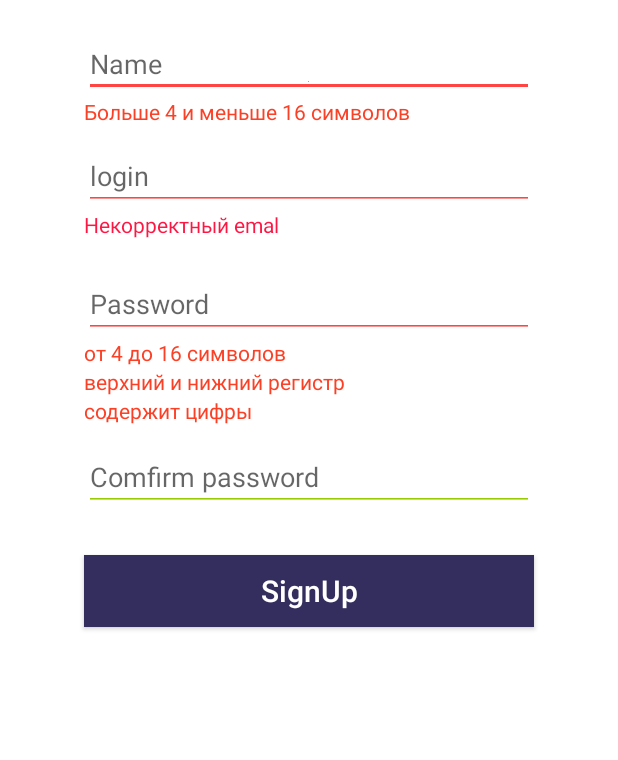
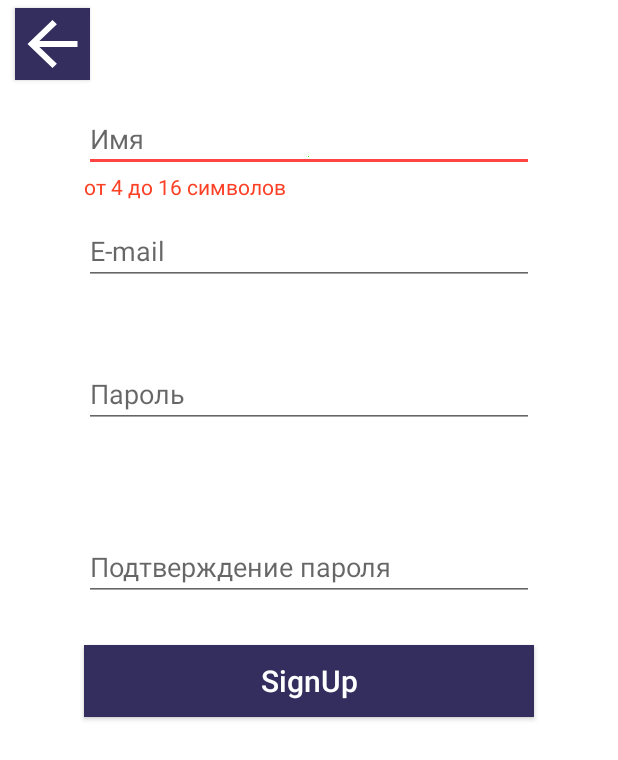
Before and after one commit to Iv4nKek/C4lculator, an Android app: the screen it shows after launch (MainActivity before the commit, SignUp after it), after a tap on "SignUp", on a phone screen of 412 x 824 dp. Shown: the top 760 px of the screen. Run offline under Robolectric (Android 15) with nearby library versions, the light colour scheme and no system bars; our stand-ins replace navigation-ui.

Commit message:
fixed uix

```diff
--- a/app/src/main/AndroidManifest.xml
+++ b/app/src/main/AndroidManifest.xml
@@ -19,6 +19,11 @@
                 <category android:name="android.intent.category.LAUNCHER" />
             </intent-filter>
         </activity>
+        <activity
+            android:name=".SignUp"
+            android:label="KEkw"
+            android:theme="@style/Theme.NavTest">
+        </activity>
 
 
     </application>
--- a/app/src/main/java/com/example/myapplication/MainActivity.java
+++ b/app/src/main/java/com/example/myapplication/MainActivity.java
@@ -57,14 +57,19 @@ public class MainActivity extends AppCompatActivity {
         getMenuInflater().inflate(R.menu.main, menu);
         return true;
     }
-    public void OpenSignUp()
+ /*   public void OpenSignUp()
     {
         Fragment newFragment = new SignUp();
         FragmentTransaction transaction = getSupportFragmentManager().beginTransaction();
         transaction.replace(R.id.nav_host_fragment, newFragment);
         transaction.commit();
+    }*/
+    public void OpenSignUpActivity()
+    {
+        Intent intent = new Intent(this,SignUp.class);
+        startActivity(intent);
     }
-    public void OpenAuth()
+    public void OpenAuth(View view)
     {
         Fragment newFragment = new Auth();
         FragmentTransaction transaction = getSupportFragmentManager().beginTransaction();
--- a/app/src/main/java/com/example/myapplication/SignUp.java
+++ b/app/src/main/java/com/example/myapplication/SignUp.java
@@ -29,7 +29,7 @@ import android.widget.Toast;
 import java.util.regex.Matcher;
 import java.util.regex.Pattern;
 
-public class SignUp extends Fragment implements View.OnClickListener {
+public class SignUp extends AppCompatActivity implements View.OnClickListener {
 
     private EditText nameEdit;
     private EditText loginEdit;
@@ -38,6 +38,7 @@ public class SignUp extends Fragment implements View.OnClickListener {
 
     private TextView nameReq;
     private TextView loginReq;
+    private TextView loginReq2;
     private TextView passwordReq1;
     private TextView passwordReq2;
     private TextView passwordReq3;
@@ -54,25 +55,28 @@ public class SignUp extends Fragment implements View.OnClickListener {
     private boolean confirmState;
     private String regex = "(?:[a-z0-9!#$%&'*+/=?^_`{|}~-]+(?:\\.[a-z0-9!#$%&'*+/=?^_`{|}~-]+)*|\"(?:[\\x01-\\x08\\x0b\\x0c\\x0e-\\x1f\\x21\\x23-\\x5b\\x5d-\\x7f]|\\\\[\\x01-\\x09\\x0b\\x0c\\x0e-\\x7f])*\")@(?:(?:[a-z0-9](?:[a-z0-9-]*[a-z0-9])?\\.)+[a-z0-9](?:[a-z0-9-]*[a-z0-9])?|\\[(?:(?:25[0-5]|2[0-4][0-9]|[01]?[0-9][0-9]?)\\.){3}(?:25[0-5]|2[0-4][0-9]|[01]?[0-9][0-9]?|[a-z0-9-]*[a-z0-9]:(?:[\\x01-\\x08\\x0b\\x0c\\x0e-\\x1f\\x21-\\x5a\\x53-\\x7f]|\\\\[\\x01-\\x09\\x0b\\x0c\\x0e-\\x7f])+)\\])";
 
-    private MainActivity _activity;
+    private SignUp _activity;
 
-    public View onCreateView(@NonNull LayoutInflater inflater,
-                             ViewGroup container, Bundle savedInstanceState) {
+    protected void onCreate(Bundle savedInstanceState) {
+        super.onCreate(savedInstanceState);
        // ((AppCompatActivity) getActivity()).getSupportActionBar().setDisplayHomeAsUpEnabled(true);
-        View root = inflater.inflate(R.layout.activity_sign_up, container, false);
-        _activity = (MainActivity)getActivity();
-        nameEdit = root.findViewById(R.id.name);
-        loginEdit = root.findViewById(R.id.login);
-        passwordEdit = root.findViewById(R.id.password);
-        confirmEdit = root.findViewById(R.id.confirm);
+        //View root = inflater.inflate(R.layout.activity_sign_up, container, false);
+        setContentView(R.layout.activity_sign_up);
+        _activity = this;
+        nameEdit = findViewById(R.id.name);
+        loginEdit = findViewById(R.id.login);
+        passwordEdit =findViewById(R.id.password);
+        confirmEdit = findViewById(R.id.confirm);
 
-        nameReq  =root.findViewById(R.id.nameReq1);
-        loginReq  =root.findViewById(R.id.mailReq1);
-        passwordReq1  =root.findViewById(R.id.passReq1);
-        passwordReq2  =root.findViewById(R.id.passReq2);
-        passwordReq3  =root.findViewById(R.id.passReq3);
-        confirmReq  =root.findViewById(R.id.confReq1);
-        root.findViewById(R.id.next).setOnClickListener(this);
+        nameReq  =findViewById(R.id.nameReq1);
+        loginReq  =findViewById(R.id.mailReq1);
+        loginReq2  =findViewById(R.id.mailReq2);
+        passwordReq1  =findViewById(R.id.passReq1);
+        passwordReq2  =findViewById(R.id.passReq2);
+        passwordReq3  =findViewById(R.id.passReq3);
+        confirmReq  =findViewById(R.id.confReq1);
+        findViewById(R.id.next).setOnClickListener(this);
+        findViewById(R.id.back).setOnClickListener(this);
         nameEdit.addTextChangedListener(new TextWatcher() {
             @Override
             public void beforeTextChanged(CharSequence s, int start, int count, int after) {
@@ -175,44 +179,63 @@ public class SignUp extends Fragment implements View.OnClickListener {
             CheckConfirm(confirmEdit.getText());
         });
 
-        return root;
+    }
+    private CharSequence processTextOverflow(EditText view, int max)
+    {
+        CharSequence s = view.getText();
+        if(s.length()>= max)
+        {
+            view.setText(s.subSequence(0,s.length()-1));
+            view.setSelection(s.length()-1);
+        }
+        return view.getText();
+
     }
     private void CheckName(CharSequence s)
     {
-        if(s.length()>16)
-        {
-            nameEdit.setText(s.subSequence(0,s.length()-1));
-        }
+        s =processTextOverflow(nameEdit,16);
         if(s.length()>4 && s.length()<17)
         {
             //nameReq.setTextColor(Color.parseColor(green));
-            nameEdit.setBackgroundTintList(getContext().getResources().getColorStateList(android.R.color.holo_green_light));
+            nameEdit.setBackgroundTintList(getResources().getColorStateList(android.R.color.holo_green_light));
             nameReq.setVisibility(View.INVISIBLE);
             nameState =true;
         }
         else
         {
-            nameEdit.setBackgroundTintList(getContext().getResources().getColorStateList(android.R.color.holo_red_light));
+            nameEdit.setBackgroundTintList(getResources().getColorStateList(android.R.color.holo_red_light));
             nameReq.setVisibility(View.VISIBLE);
             nameState = false;
             nameReq.setTextColor(Color.parseColor(red));
         }
     }
+    private boolean containsDomain(CharSequence s)
+    {
+        CharSequence domain = "@bsuir.by";
+        return s.toString().contains(domain);
+    }
     private void CheckEmail(CharSequence s)
     {
+        s =processTextOverflow(loginEdit,30);
         Pattern pattern = Pattern.compile(regex);
         Matcher matcher = pattern.matcher(s);
-        if(!matcher.find() || s.length() == 0)
+        boolean containsDomain = containsDomain(s);
+        updateTextColor(loginReq,matcher.find());
+        updateTextColor(loginReq2,containsDomain);
+        if(!matcher.find() || s.length() == 0 || !containsDomain)
         {
             loginReq.setVisibility(View.VISIBLE);
+            loginReq2.setVisibility(View.VISIBLE);
             loginState = false;
-            loginEdit.setBackgroundTintList(getContext().getResources().getColorStateList(android.R.color.holo_red_light));
+            loginEdit.setBackgroundTintList(getResources().getColorStateList(android.R.color.holo_red_light));
         }
         else
         {
-            loginEdit.setBackgroundTintList(getContext().getResources().getColorStateList(android.R.color.holo_green_light));
+            loginEdit.setBackgroundTintList(getResources().getColorStateList(android.R.color.holo_green_light));
             loginState = true;
             loginReq.setVisibility(View.INVISIBLE);
+            loginReq2.setVisibility(View.INVISIBLE);
+
         }
     }
     Toast toast;
@@ -222,10 +245,10 @@ public class SignUp extends Fragment implements View.OnClickListener {
             toast.cancel();
         }
         //создаём и отображаем текстовое уведомление
-        toast = Toast.makeText(getContext(),
+        toast = Toast.makeText(getApplicationContext(),
                 "Пора покормить кота!",
                 Toast.LENGTH_SHORT);
-        LayoutInflater inflater = (LayoutInflater) getContext().getSystemService(getContext().LAYOUT_INFLATER_SERVICE);
+        LayoutInflater inflater = (LayoutInflater) getApplicationContext().getSystemService(LAYOUT_INFLATER_SERVICE);
         View view = inflater.inflate(R.layout.signup_toast, null);
         toast.setView(view);
         toast.setGravity(Gravity.TOP, 0, 1350);
@@ -234,7 +257,9 @@ public class SignUp extends Fragment implements View.OnClickListener {
     }
     private void CheckPassword(CharSequence s)
     {
-        boolean req1 = s.length()>4 && s.length()<16;
+        s = processTextOverflow(passwordEdit,16);
+
+        boolean req1 = s.length()>4 && s.length()<17;
 
 
         updateTextColor(passwordReq1,req1);
@@ -248,9 +273,6 @@ public class SignUp extends Fragment implements View.OnClickListener {
         matcher = pattern.matcher(s);
         boolean req3 =matcher.find();
         updateTextColor(passwordReq3,req3);
-        System.out.println(req1);
-        System.out.println(req2);
-        System.out.println(req3);
         updateTextColor(passwordReq3,req3);
         if(req1 && req2 && req3)
         {
@@ -258,14 +280,14 @@ public class SignUp extends Fragment implements View.OnClickListener {
             passwordReq1.setVisibility(View.INVISIBLE);
             passwordReq2.setVisibility(View.INVISIBLE);
             passwordReq3.setVisibility(View.INVISIBLE);
-            passwordEdit.setBackgroundTintList(getContext().getResources().getColorStateList(android.R.color.holo_green_light));
+            passwordEdit.setBackgroundTintList(getResources().getColorStateList(android.R.color.holo_green_light));
         }
         else
         {
             passwordReq1.setVisibility(View.VISIBLE);
             passwordReq2.setVisibility(View.VISIBLE);
             passwordReq3.setVisibility(View.VISIBLE);
-            passwordEdit.setBackgroundTintList(getContext().getResources().getColorStateList(android.R.color.holo_red_light));
+            passwordEdit.setBackgroundTintList(getResources().getColorStateList(android.R.color.holo_red_light));
         }
 
 
@@ -277,11 +299,12 @@ public class SignUp extends Fragment implements View.OnClickListener {
     }
     private void CheckConfirm(CharSequence s)
     {
+        s =processTextOverflow(confirmEdit,16);
         if(passwordEdit.getText().toString().contentEquals(s))
         {
            // confirmReq.setText("пароли совпадают");
           //  confirmReq.setTextColor(Color.parseColor(green));
-            confirmEdit.setBackgroundTintList(getContext().getResources().getColorStateList(android.R.color.holo_green_light));
+            confirmEdit.setBackgroundTintList(getResources().getColorStateList(android.R.color.holo_green_light));
             confirmReq.setVisibility(View.INVISIBLE);
             confirmState =true;
         }
@@ -292,7 +315,7 @@ public class SignUp extends Fragment implements View.OnClickListener {
             confirmReq.setVisibility(View.VISIBLE);
             confirmReq.setTextColor(Color.parseColor(red));
             confirmState  =false;
-            confirmEdit.setBackgroundTintList(getContext().getResources().getColorStateList(android.R.color.holo_red_light));
+            confirmEdit.setBackgroundTintList(getResources().getColorStateList(android.R.color.holo_red_light));
         }
 
     }
@@ -337,6 +360,9 @@ public class SignUp extends Fragment implements View.OnClickListener {
             case R.id.next:
                 SignUp();
                 break;
+            case R.id.back:
+                backToAuth();
+                break;
         }
     }
 
@@ -352,6 +378,7 @@ public class SignUp extends Fragment implements View.OnClickListener {
         {
             showToast();
             TurnOnName();
+
             TurnOnPassword();
             TurnOnConfirm();
             CheckName(nameEdit.getText());
@@ -360,13 +387,18 @@ public class SignUp extends Fragment implements View.OnClickListener {
             CheckConfirm(confirmEdit.getText());
         }
     }
+    public void backToAuth()
+    {
+        Intent intent = new Intent(this,MainActivity.class);
+        startActivity(intent);
+    }
     private void confirmSignUp(String login, String password)
     {
-        ((MainActivity)getActivity()).OpenAuth();
-        /*Intent intent = new Intent(getActivity(),Auth.class);
-        intent.putExtra("name",name);
+       // ((MainActivity)getActivity()).OpenAuth();
+        Intent intent = new Intent(this,MainActivity.class);
+      //  intent.putExtra("name",name);
         intent.putExtra("login",login);
         intent.putExtra("password",password);
-        startActivity(intent);*/
+        startActivity(intent);
     }
 }
--- a/app/src/main/res/layout/activity_sign_up.xml
+++ b/app/src/main/res/layout/activity_sign_up.xml
@@ -8,6 +8,19 @@
     android:background="#ffffff"
     android:clickable="true"
     tools:context=".SignUp">
+
+    <Button
+        android:id="@+id/back"
+        android:layout_width="50dp"
+        android:layout_height="wrap_content"
+        android:layout_marginStart="10dp"
+        android:layout_marginTop="5dp"
+        android:background="#EA0303"
+        android:backgroundTint="@color/dark"
+        android:foreground="@drawable/abc_vector_test"
+        android:textAppearance="@style/TextAppearance.AppCompat.Small"
+        app:layout_constraintStart_toStartOf="parent"
+        app:layout_constraintTop_toTopOf="parent" />
 
     <View
         android:id="@+id/view"
@@ -22,10 +35,10 @@
         android:id="@+id/name"
         android:layout_width="0dp"
         android:layout_height="wrap_content"
-        android:layout_marginTop="20dp"
+        android:layout_marginTop="70dp"
         android:drawableBottom="#28FF03"
         android:ems="10"
-        android:hint="Name"
+        android:hint="Имя"
 
         android:inputType="textPersonName"
         app:layout_constraintEnd_toEndOf="@+id/view"
@@ -47,7 +60,7 @@
             android:layout_width="match_parent"
             android:layout_height="wrap_content"
             android:gravity="center|left|center_vertical"
-            android:text="Больше 4 и меньше 16 символов"
+            android:text="от 4 до 16 символов"
             android:textColor="#FF1744"
             android:visibility="invisible"
             />
@@ -60,19 +73,19 @@
         android:layout_height="wrap_content"
         android:layout_marginTop="30dp"
         android:ems="10"
-        android:hint="login"
+        android:hint="E-mail"
         android:inputType="textPersonName"
         android:password="false"
         android:phoneNumber="false"
         app:layout_constraintEnd_toEndOf="@+id/view"
         app:layout_constraintHorizontal_bias="0.497"
         app:layout_constraintStart_toStartOf="@+id/view"
-        app:layout_constraintTop_toBottomOf="@+id/name"/>
+        app:layout_constraintTop_toBottomOf="@+id/name" />
 
     <LinearLayout
         android:id="@+id/linearLayout33"
         android:layout_width="0dp"
-        android:layout_height="30dp"
+        android:layout_height="50dp"
         android:orientation="vertical"
         app:layout_constraintEnd_toEndOf="@+id/view"
         app:layout_constraintStart_toStartOf="@+id/view"
@@ -83,7 +96,16 @@
             android:layout_width="match_parent"
             android:layout_height="wrap_content"
             android:gravity="center|left|center_vertical"
-            android:text="Некорректный emal"
+            android:text="Некорректный email"
+            android:textColor="#FF1744"
+            android:visibility="invisible" />
+
+        <TextView
+            android:id="@+id/mailReq2"
+            android:layout_width="match_parent"
+            android:layout_height="wrap_content"
+            android:gravity="center|left|center_vertical"
+            android:text="домен bsuir.by"
             android:textColor="#FF1744"
             android:visibility="invisible" />
 
@@ -93,9 +115,9 @@
         android:id="@+id/password"
         android:layout_width="0dp"
         android:layout_height="wrap_content"
-        android:layout_marginTop="40dp"
+        android:layout_marginTop="50dp"
         android:ems="10"
-        android:hint="Password"
+        android:hint="Пароль"
         android:inputType="textPersonName"
         android:password="true"
         app:layout_constraintEnd_toEndOf="@+id/view"
@@ -127,7 +149,7 @@
             android:layout_width="match_parent"
             android:layout_height="wrap_content"
             android:gravity="center|left|center_vertical"
-            android:text="верхний и нижний регистр"
+            android:text="верхний и нижний регистры"
             android:textColor="#FF1744"
             android:visibility="invisible" />
 
@@ -148,7 +170,7 @@
         android:layout_height="wrap_content"
         android:layout_marginTop="70dp"
         android:ems="10"
-        android:hint="Comfirm password"
+        android:hint="Подтверждение пароля"
         android:inputType="textPersonName"
         android:password="true"
         app:layout_constraintEnd_toEndOf="@+id/view"
--- a/app/src/main/res/layout/auth_toast.xml
+++ b/app/src/main/res/layout/auth_toast.xml
@@ -7,7 +7,7 @@
 
     <androidx.constraintlayout.widget.ConstraintLayout
         android:layout_width="300dp"
-        android:layout_height="40dp"
+        android:layout_height="60dp"
         android:layout_marginBottom="24dp"
         android:background="#534242"
         android:backgroundTint="#F65454"
@@ -35,7 +35,7 @@
             android:layout_height="match_parent"
             android:layout_marginStart="40dp"
             android:gravity="center"
-            android:text="Wrong email or password"
+            android:text="Неправильный логин или пароль"
             android:textColor="#FFFFFF"
             android:textSize="18sp"
             app:layout_constraintBottom_toBottomOf="parent"
--- a/app/src/main/res/layout/signup_toast.xml
+++ b/app/src/main/res/layout/signup_toast.xml
@@ -34,9 +34,9 @@
             android:layout_height="match_parent"
             android:layout_marginStart="40dp"
             android:gravity="center"
-            android:text="Wrong user data"
+            android:text="Некорректные данные"
             android:textColor="#FFFFFF"
-            android:textSize="20sp"
+            android:textSize="16sp"
             app:layout_constraintBottom_toBottomOf="parent"
             app:layout_constraintEnd_toEndOf="parent"
             app:layout_constraintStart_toStartOf="parent"
--- a/app/src/main/res/menu/activity_main_drawer.xml
+++ b/app/src/main/res/menu/activity_main_drawer.xml
@@ -13,10 +13,6 @@
             android:icon="@drawable/ricardo"
             android:title="Gallery" />
         <item
-            android:id="@+id/auth"
-            android:icon="@drawable/ricardo"
-            android:title="Auth" />
-        <item
             android:id="@+id/signup"
             android:icon="@drawable/ricardo"
             android:title="SignUp" />
--- a/app/src/main/res/navigation/nav_graph.xml
+++ b/app/src/main/res/navigation/nav_graph.xml
@@ -3,7 +3,7 @@
     xmlns:app="http://schemas.android.com/apk/res-auto"
     xmlns:tools="http://schemas.android.com/tools"
     android:id="@+id/nav_graph"
-    app:startDestination="@id/signup">
+    app:startDestination="@id/auth">
 
     <fragment
         android:id="@+id/auth"
@@ -22,9 +22,5 @@
         android:label="gallery"
         tools:layout="@layout/activity_galery" />
 
-    <fragment
-        android:id="@+id/signup"
-        android:name="com.example.myapplication.SignUp"
-        android:label="SignUp"
-        tools:layout="@layout/activity_sign_up" />
+
 </navigation>
```
Also changed, not shown: app/src/main/java/com/example/myapplication/Auth.java (+13 -43 lines), app/src/main/res/layout/fragment_calculator.xml (+15 -1 lines).
